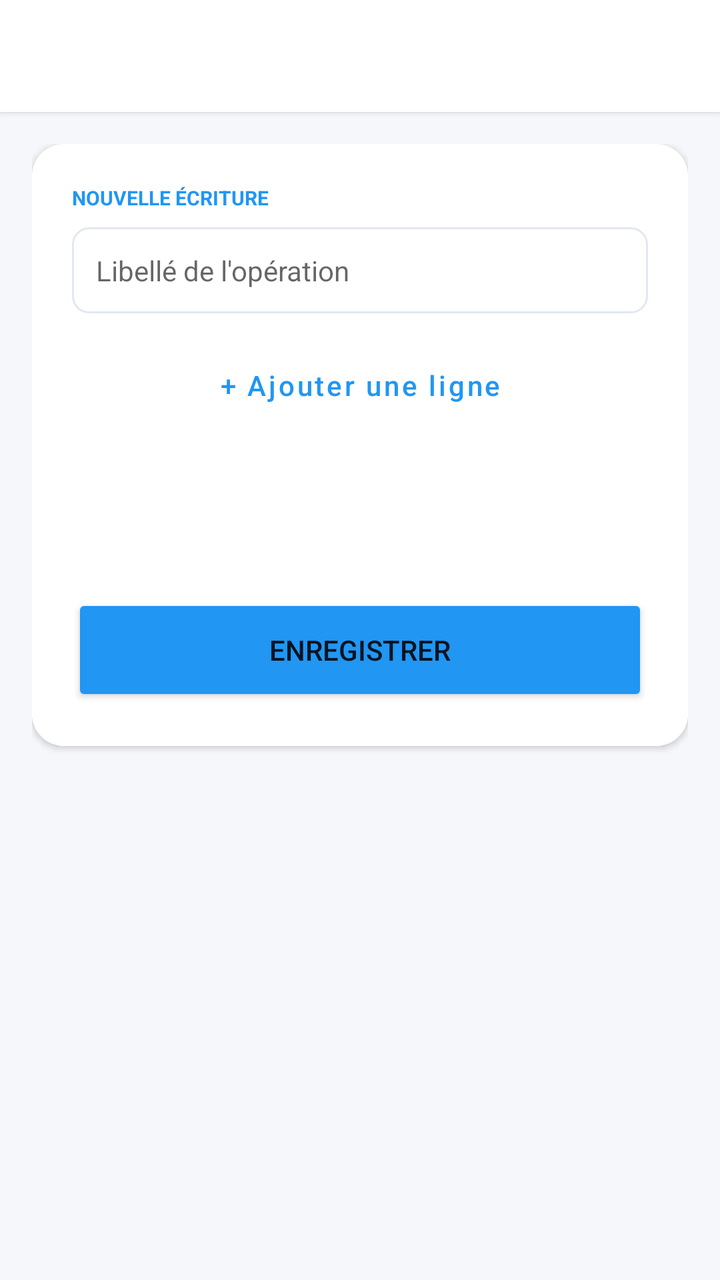
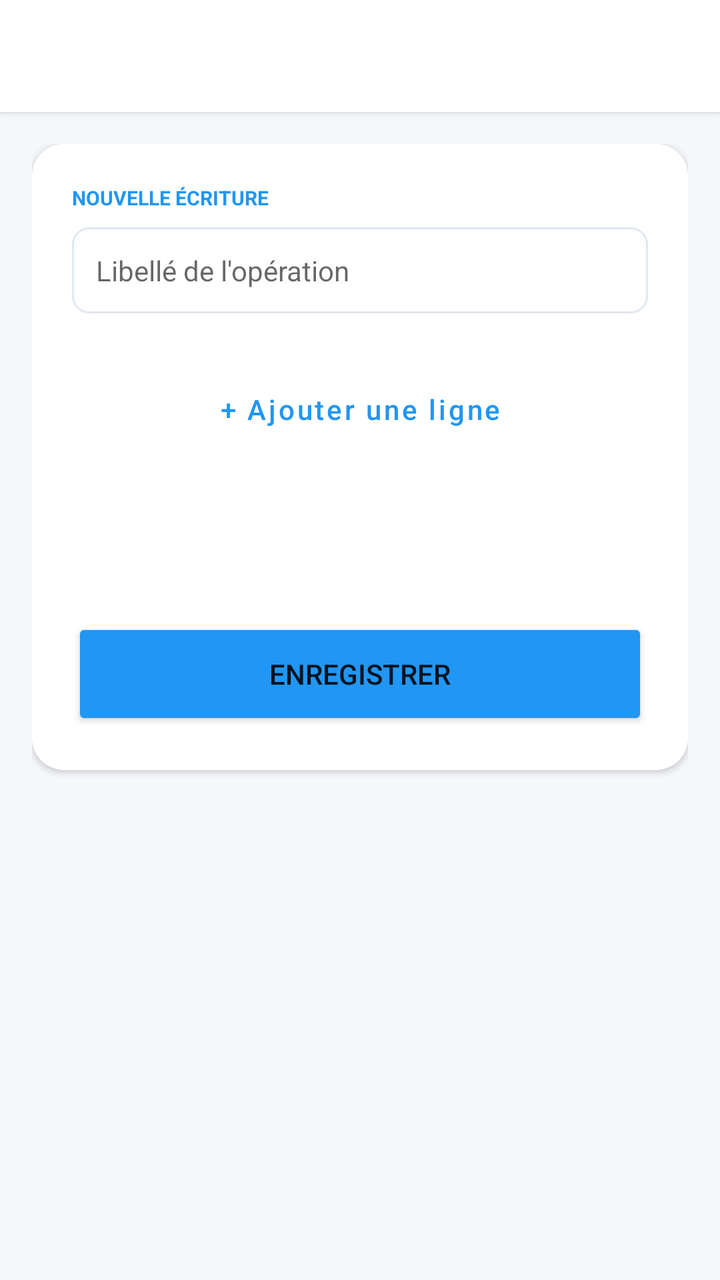

Screens rendered from an Android XML layout before and after an edit, with the pre-edit source and the edit as a unified diff.
<!-- AndroidManifest.xml: application theme Theme.ComptaZen -->
<!-- res/layout/activity_operations.xml -->
<?xml version="1.0" encoding="utf-8"?>
<LinearLayout xmlns:android="http://schemas.android.com/apk/res/android"
    xmlns:app="http://schemas.android.com/apk/res-auto"
    android:layout_width="match_parent"
    android:layout_height="match_parent"
    android:orientation="vertical"
    android:background="@color/background">

    <androidx.appcompat.widget.Toolbar
        android:id="@+id/toolbar_ops"
        android:layout_width="match_parent"
        android:layout_height="?attr/actionBarSize"
        android:background="@color/white"
        android:elevation="2dp" />

    <LinearLayout
        android:layout_width="match_parent"
        android:layout_height="wrap_content"
        android:orientation="vertical"
        android:padding="16dp">

        <androidx.cardview.widget.CardView
            android:layout_width="match_parent"
            android:layout_height="wrap_content"
            android:layout_marginBottom="16dp"
            app:cardCornerRadius="16dp">
            
            <LinearLayout
                android:layout_width="match_parent"
                android:layout_height="wrap_content"
                android:orientation="vertical"
                android:padding="20dp"
                android:background="@color/white">

                <TextView
                    android:layout_width="wrap_content"
                    android:layout_height="wrap_content"
                    android:text="NOUVELLE ÉCRITURE"
                    android:textSize="10sp"
                    android:textStyle="bold"
                    android:textColor="@color/primary"/>

                <EditText
                    android:id="@+id/et_label"
                    android:layout_width="match_parent"
                    android:layout_height="wrap_content"
                    android:hint="Libellé de l'opération"
                    android:layout_marginTop="8dp"
                    android:background="@drawable/edittext_round_bg"
                    android:padding="12dp"
                    android:textSize="14sp"/>

                <Button
                    android:id="@+id/btn_add_line"
                    android:layout_width="match_parent"
                    android:layout_height="wrap_content"
                    android:text="+ Ajouter une ligne"
                    android:textAllCaps="false"
                    android:layout_marginTop="12dp"
                    style="@style/Widget.MaterialComponents.Button.OutlinedButton"/>

                <LinearLayout
                    android:layout_width="match_parent"
                    android:layout_height="wrap_content"
                    android:layout_marginTop="20dp"
                    android:background="@color/sidebar"
                    android:padding="16dp">
                    
                    <TextView
                        android:id="@+id/tv_balance_status"
                        android:layout_width="match_parent"
                        android:layout_height="wrap_content"
                        android:text="Équilibre : 0 Ar"
                        android:textColor="@color/white"
                        android:textAlignment="center"
                        android:textStyle="bold"
                        android:textSize="12sp"/>
                </LinearLayout>

                <Button
                    android:id="@+id/btn_save"
                    android:layout_width="match_parent"
                    android:layout_height="56dp"
                    android:text="ENREGISTRER"
                    android:layout_marginTop="12dp"
                    android:backgroundTint="@color/primary"/>
            </LinearLayout>
        </androidx.cardview.widget.CardView>

    </LinearLayout>

</LinearLayout>
<!-- resources referenced by this layout -->
<resources>
  <color name="background">#F5F7FA</color>
  <color name="primary">#2196F3</color>
  <color name="sidebar">#FFFFFF</color>
  <color name="white">#FFFFFF</color>
  <!-- drawable edittext_round_bg (drawable) -->
  <?xml version="1.0" encoding="utf-8"?>
  <shape xmlns:android="http://schemas.android.com/apk/res/android">
      <solid android:color="@color/white" />
      <stroke
          android:width="1dp"
          android:color="@color/border" />
      <corners android:radius="8dp" />
  </shape>
  <style name="Theme.ComptaZen" parent="Theme.MaterialComponents.Light.NoActionBar">
          
          <item name="colorPrimary">@color/primary</item>
          <item name="colorPrimaryVariant">@color/primary_dark</item>
          <item name="colorOnPrimary">@color/white</item>
          
          <item name="colorSecondary">@color/accent</item>
          <item name="colorSecondaryVariant">@color/accent</item>
          <item name="colorOnSecondary">@color/white</item>
          
          <item name="android:statusBarColor">?attr/colorPrimaryVariant</item>
          
      </style>
  <color name="border">#E2E8F0</color>
  <color name="primary_dark">#1976D2</color>
  <color name="accent">#FF4081</color>
</resources>

<!-- the commit's change to res/layout/activity_operations.xml (unified diff, before → after) -->
@@ -50,6 +50,13 @@
                     android:padding="12dp"
                     android:textSize="14sp"/>
 
+                <LinearLayout
+                    android:id="@+id/layout_lines"
+                    android:layout_width="match_parent"
+                    android:layout_height="wrap_content"
+                    android:orientation="vertical"
+                    android:layout_marginTop="12dp" />
+
                 <Button
                     android:id="@+id/btn_add_line"
                     android:layout_width="match_parent"
